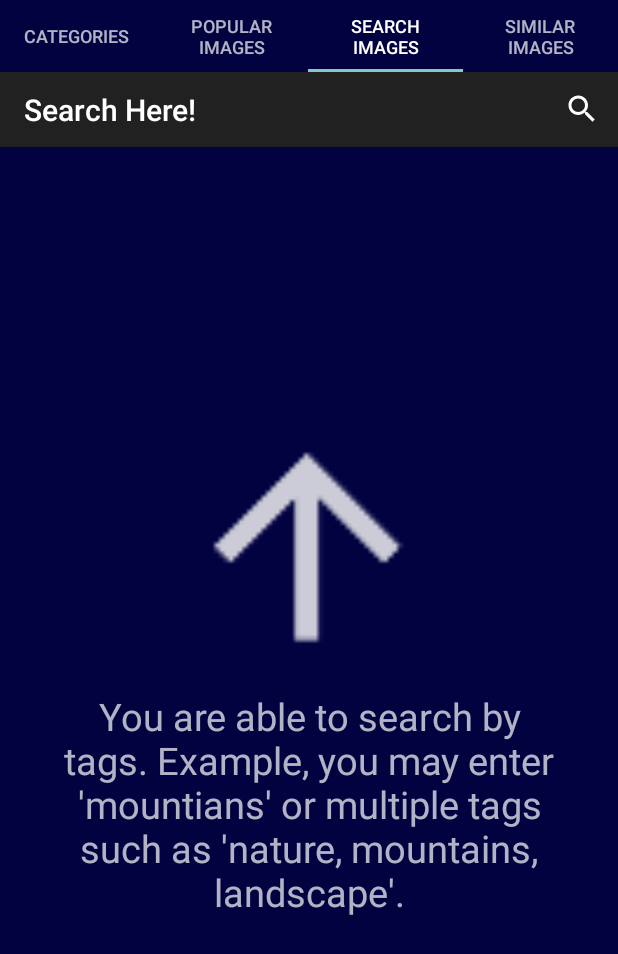
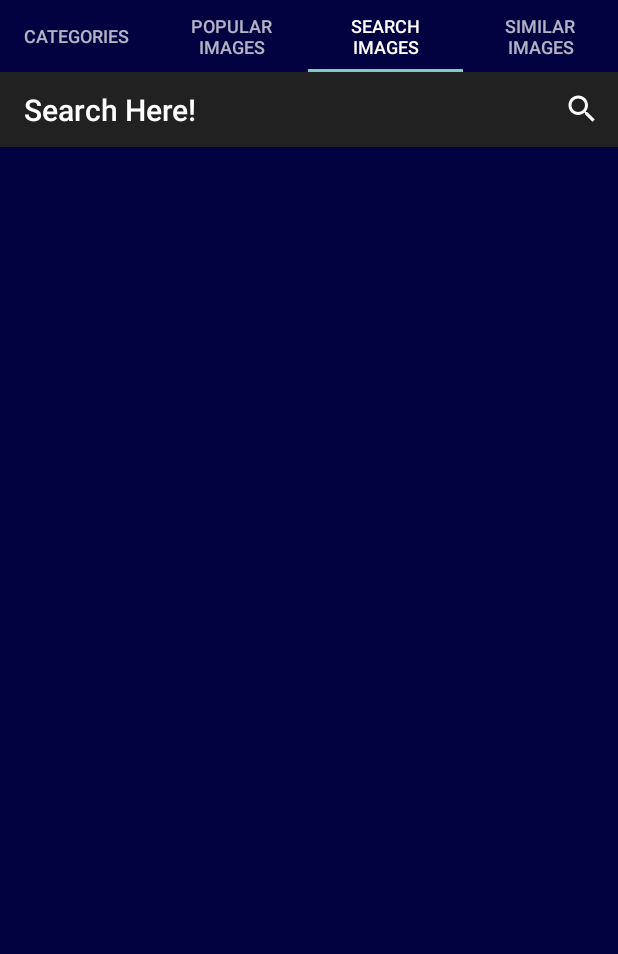
Before and after one commit to TannerS/TaggedWallpaper, an Android app: the screen it shows after launch (MainActivity), tab 3 chosen, on a phone screen of 412 x 824 dp. Shown: the top 954 px of the screen. Run offline under Robolectric (Android 15) with nearby library versions, the phone set to English and light mode, and no system bars; our stand-ins replace Firebase (no records; nobody signed in at launch, a user with empty details on screens opened directly); pictures from the network do not load; 1 statement that could not run was skipped.

Commit message:
- Search function now works - Proper mapping classes for new search results - Combined classes to reuse more of the objects in the code (OOP) - Removed UI instructions about searching (temp)

```diff
--- a/src/main/java/io/tanners/taggedwallpaper/PopularFragment.java
+++ b/src/main/java/io/tanners/taggedwallpaper/PopularFragment.java
@@ -1,29 +1,24 @@
 package io.tanners.taggedwallpaper;
 
 import android.content.Context;
-import android.os.AsyncTask;
 import android.os.Bundle;
 import android.support.v4.app.Fragment;
-import android.util.Log;
 import android.view.LayoutInflater;
 import android.view.View;
 import android.view.ViewGroup;
 import android.widget.GridView;
 
-import java.util.ArrayList;
-import java.util.List;
-
 import io.tanners.taggedwallpaper.adapters.ImagesAdapter;
-import io.tanners.taggedwallpaper.data.results.photo.Photo;
 import io.tanners.taggedwallpaper.network.ImageRequester;
-import io.tanners.taggedwallpaper.network.images.TagImageRequest;
+import io.tanners.taggedwallpaper.network.images.ImageRequest;
+import io.tanners.taggedwallpaper.network.images.Request;
 
 
 public class PopularFragment extends Fragment {
     private View view;
-    public static final String POPULAR = "Popular Images";
+    public static final String POPULAR = "POPULAR Images";
     private final String mUrl = "https://api.unsplash.com/photos?per_page=50&page=1&order_by=popular";
-    private TagImageRequest mImageRequest;
+    private ImageRequest mImageRequest;
     private GridView mPopularGridview;
     private ImagesAdapter mAdapter;
 
@@ -45,7 +40,7 @@ public class PopularFragment extends Fragment {
 
 //        public ImageRequester(Context mContext, GridView mGridView, int mGridLayoutId,int mGridImageViewId)
 //        new ImageRequester(getContext(), mPopularGridview, R.layout.grid_item, R.id.grid_image_background).execute(mUrl);
-        new ImageRequester(getContext(), mAdapter, mPopularGridview, R.layout.grid_item, R.id.grid_image_background).execute(mUrl);
+        new ImageRequester(getContext(), mAdapter, mPopularGridview, Request.Requested.POPULAR, R.layout.grid_item, R.id.grid_image_background).execute(mUrl);
 
         return view;
     }
@@ -72,7 +67,7 @@ public class PopularFragment extends Fragment {
 //        @Override
 //        protected List<Photo> doInBackground(Void... params) {
 //
-//            mImageRequest = new TagImageRequest(mUrl, null);
+//            mImageRequest = new ImageRequest(mUrl, null);
 //
 //            List<Photo> photos = mImageRequest.getPhotos();
 //
--- a/src/main/java/io/tanners/taggedwallpaper/adapters/ImagesAdapter.java
+++ b/src/main/java/io/tanners/taggedwallpaper/adapters/ImagesAdapter.java
@@ -17,7 +17,6 @@ import com.bumptech.glide.RequestBuilder;
 import com.bumptech.glide.load.resource.drawable.DrawableTransitionOptions;
 import com.bumptech.glide.request.RequestOptions;
 
-import io.tanners.taggedwallpaper.R;
 import io.tanners.taggedwallpaper.data.results.photo.Photo;
 
 
--- a/src/main/java/io/tanners/taggedwallpaper/data/results/photo/Urls.java
+++ b/src/main/java/io/tanners/taggedwallpaper/data/results/photo/Urls.java
@@ -3,8 +3,6 @@ import com.fasterxml.jackson.annotation.JsonIgnoreProperties;
 
 @JsonIgnoreProperties(ignoreUnknown = true)
 public class Urls {
-//    private String raw;
-//    private String full;
 
     public Urls() {
     }
--- a/src/main/java/io/tanners/taggedwallpaper/fragments/SimilarTagsFragment.java
+++ b/src/main/java/io/tanners/taggedwallpaper/fragments/SimilarTagsFragment.java
@@ -431,7 +431,7 @@
 //                            if (f.getClass().equals(PhotoSearchFragment.class))
 //                            {
 //                                PhotoSearchFragment temp = (PhotoSearchFragment) fragments.get(count);
-//                                temp.searchByTag(tag, TagImageRequest.OPEN_SEARCH);
+//                                temp.searchByTag(tag, ImageRequest.OPEN_SEARCH);
 //                                ((MainActivity)getActivity()).getViewPager().setCurrentItem(1);
 //                            }
 //                            count++;
--- a/src/main/java/io/tanners/taggedwallpaper/network/ImageRequester.java
+++ b/src/main/java/io/tanners/taggedwallpaper/network/ImageRequester.java
@@ -3,6 +3,7 @@ package io.tanners.taggedwallpaper.network;
 import android.content.Context;
 import android.os.AsyncTask;
 import android.util.Log;
+import android.view.View;
 import android.widget.GridView;
 
 import java.util.ArrayList;
@@ -11,21 +12,23 @@ import java.util.List;
 import io.tanners.taggedwallpaper.adapters.ImagesAdapter;
 import io.tanners.taggedwallpaper.data.results.photo.Photo;
 //import io.tanners.taggedwallpaper.interfaces.IImageRequestCallBack;
-import io.tanners.taggedwallpaper.network.images.TagImageRequest;
+import io.tanners.taggedwallpaper.network.images.ImageRequest;
+import io.tanners.taggedwallpaper.network.images.Request;
 
 //public class ImageRequester extends AsyncTask<String, Void, List<Photo>> implements IImageRequestCallBack {
 public class ImageRequester extends AsyncTask<String, Void, List<Photo>> {
-//    private TagImageRequest mImageRequest;
+//    private ImageRequest mImageRequest;
     private GridView mGridView;
 //    private IImageRequestCallBack mCallback;
     private Context mContext;
     private int mGridRowLayoutId;
     private int mGridImageViewId;
     private ImagesAdapter mAdapter;
+    private Request.Requested mRequestType;
 //    private BaseAdapter mAdapter;
 
 //    public ImageRequester(GridView mGridView, IImageRequestCallBack mCallback, int mGridRowLayoutId,int mGridImageViewId)
-    public ImageRequester(Context mContext, ImagesAdapter mAdapter, GridView mGridView, int mGridRowLayoutId,int mGridImageViewId)
+    public ImageRequester(Context mContext, ImagesAdapter mAdapter, GridView mGridView, Request.Requested mRequestType, int mGridRowLayoutId, int mGridImageViewId)
     {
         this.mContext = mContext;
         this.mGridView = mGridView;
@@ -33,22 +36,23 @@ public class ImageRequester extends AsyncTask<String, Void, List<Photo>> {
         this.mAdapter = mAdapter;
         this.mGridRowLayoutId = mGridRowLayoutId;
         this.mGridImageViewId = mGridImageViewId;
+        this.mRequestType = mRequestType;
 
-
+        Log.i("REQUEST", "DEBUG 00000");
     }
 
     // TODO do better, maybe pass URL int oclass in here and main in earlier functions?
     @Override
     protected List<Photo> doInBackground(String... params) {
 
-//        mImageRequest = new TagImageRequest(mUrl, null);
-//        mImageRequest = new TagImageRequest(params[0], null);
-//        mImageRequest = (new TagImageRequest(params[0], null);
+//        mImageRequest = new ImageRequest(mUrl, null);
+//        mImageRequest = new ImageRequest(params[0], null);
+//        mImageRequest = (new ImageRequest(params[0], null);
 
 //        List<Photo> photos = mImageRequest.getPhotos();
-        List<Photo> photos = (new TagImageRequest(params[0], null)).getPhotos();
+        List<Photo> photos = (new ImageRequest(params[0], null)).getPhotos(mRequestType);
 
-//        Log.i("REQUEST", "SIZE: " + photos.size());
+        Log.i("REQUEST", "DEBUG 111111");
 //            Log.i("REQUEST", "SIZE: " + photos.get(0).getId());
 //            Log.i("REQUEST", "SIZE: " + photos.get(1).getId());
 //            Log.i("REQUEST", "SIZE: " + photos.get(2).getId());
@@ -71,7 +75,11 @@ public class ImageRequester extends AsyncTask<String, Void, List<Photo>> {
         if(photos != null) {
             mAdapter = new ImagesAdapter(mContext, new ArrayList<Photo>(photos), mGridRowLayoutId, mGridImageViewId);
 
+
+            Log.i("REQUEST", "DEBUG 222222");
             mGridView.setAdapter(mAdapter);
+
+            mGridView.setVisibility(View.VISIBLE);
 //        mGridView.setAdapter(mCallback(photos));
 //        mGridView.setAdapter(new ImagesAdapter(mContext, new ArrayList<Photo>(photos), R.layout.grid_item, R.id.grid_image_background));
         }
--- /dev/null
+++ b/src/main/java/io/tanners/taggedwallpaper/network/images/ImageRequest.java
@@ -0,0 +1,123 @@
+package io.tanners.taggedwallpaper.network.images;
+
+import android.util.Log;
+
+import com.fasterxml.jackson.core.JsonParseException;
+import com.fasterxml.jackson.core.type.TypeReference;
+import com.fasterxml.jackson.databind.JsonMappingException;
+import com.fasterxml.jackson.databind.ObjectMapper;
+
+import org.apache.commons.io.IOUtils;
+
+import java.io.IOException;
+import java.util.List;
+
+import io.tanners.taggedwallpaper.data.results.photo.Photo;
+import io.tanners.taggedwallpaper.data.results.photo.SearchWrapper;
+
+public class ImageRequest extends Request
+{
+    public ImageRequest(String mUrl) {
+        super(mUrl);
+    }
+
+    public ImageRequest(String mUrl, String body) {
+        super(mUrl, body);
+    }
+//    private ConnectionRequest mConnectionRequest;
+
+//    public ImageRequest(String mUrl, final String body)
+//    {
+//        super(mUrl);
+//
+//        Log.i("REQUEST", "GET TAGS: " + mUrl);
+//
+//        // ?utm_source=TaggedWallpaper&utm_medium=referral&utm_campaign=api-credit
+////        mConnectionRequest = new ConnectionRequest(mUrl);
+//
+//        mConnectionRequest.addRequestHeader(new HashMap<String, String>() {{
+//            // TODO PKI for token
+//            put("Authorization", "Client-ID 53bec55730b75b73e5f615222f83e498e7645300c2b10949e6f8e25442a2fccc");
+//            put("Accept-Language", "en-US,en;q=0.5");
+//            put("Connection", "keep-alive");
+//            put("Accept", "text/html,application/xhtml+xm…plication/xml;q=0.9,*/*;q=0.8");
+//            put("content-type", "text/html; charset=utf-8");
+//            put("content-type", "application/x-www-form-urlencoded; charset=utf-8");
+//
+//            if(body != null && body.length() > 0)
+//                put("Content-Length", "" + body.getBytes().length);
+//            put("Content-Language", "" + "en-US");
+//        }});
+//
+//        Log.i("REQUEST", ConnectionRequest.TYPES.GET.toString());
+//
+//        mConnectionRequest.setRequestType(ConnectionRequest.TYPES.GET);
+//
+//        mConnectionRequest.addBasicBody(body);
+//
+//
+////        mConnectionRequest.closeConnection();
+//    }
+
+    @Override
+    public List<Photo> getPhotos(Requested mapping)
+    {
+        List<Photo> photos = null;
+
+        try
+        {
+            mConnectionRequest.connect();
+
+            if(mConnectionRequest.getConnection() != null)
+            {
+//                if(mConnectionRequest.getConnection().getResponseCode() == HttpURLConnection.HTTP_OK)
+//                {
+                    String response = IOUtils.toString(mConnectionRequest.getConnection().getInputStream());
+
+                Log.i("REQUEST", "RESPONSE: " + response);
+
+                ObjectMapper objectMapper = new ObjectMapper();
+//                     photos = objectMapper.readValue(response, Photo.class);
+
+                switch(mapping)
+                {
+                    case POPULAR:
+                        photos = objectMapper.readValue(response, new TypeReference<List<Photo>>(){});
+                        break;
+                    case SEARCH:
+                        photos = (objectMapper.readValue(response, SearchWrapper.class)).getResults();
+                        break;
+
+
+
+                }
+
+
+//                    photos = objectMapper.readValue(response, new TypeReference<List<Photo>>(){});
+//                    photos = Arrays.asList(objectMapper.readValue(response, Photo[].class));
+//                TypeReference<List<User>> tRef = new TypeReference<List<User>>() {};
+
+                Log.i("REQUEST", "SIZE: " + photos.size());
+//                List<MyClass> myObjects = Arrays.asList(mapper.readValue(json, MyClass[].class))
+
+//                List<MyClass> myObjects = mapper.readValue(jsonInput, new TypeReference<List<MyClass>>(){});
+
+//                }
+
+            }
+        } catch (JsonMappingException | JsonParseException e) {
+            e.printStackTrace();
+            return null;
+        }
+        catch (IOException e)
+        {
+            e.printStackTrace();
+            return null;
+        }
+        finally {
+            mConnectionRequest.closeConnection();
+        }
+
+        return photos;
+    }
+}
--- a/src/main/java/io/tanners/taggedwallpaper/network/images/Request.java
+++ b/src/main/java/io/tanners/taggedwallpaper/network/images/Request.java
@@ -1,6 +1,8 @@
 package io.tanners.taggedwallpaper.network.images;
 
-import java.util.ArrayList;
+import android.util.Log;
+
+import java.util.HashMap;
 import java.util.List;
 
 import io.tanners.taggedwallpaper.data.results.photo.Photo;
@@ -10,14 +12,60 @@ import io.tanners.taggedwallpaper.network.ConnectionRequest;
 
 public abstract class Request
 {
+    public static enum Requested {
+        SEARCH("Search"),
+        POPULAR("POPULAR");
+
+        private String mapping;
+
+        Requested(String mapping) {
+            this.mapping = mapping;
+        }
+
+        public String mapping() {
+            return mapping;
+        }
+
+    }
+
     protected ConnectionRequest mConnectionRequest;
+    private String mApiRules = "&utm_source=TaggedWallpaper&utm_medium=referral&utm_campaign=api-credit";
 
     public Request(String mUrl)
     {
-        // ?utm_source=TaggedWallpaper&utm_medium=referral&utm_campaign=api-credit
-        mConnectionRequest = new ConnectionRequest(mUrl);
+//         ?utm_source=TaggedWallpaper&utm_medium=referral&utm_campaign=api-credit
+        mConnectionRequest = new ConnectionRequest(mUrl + mApiRules);
+    }
+
+    public Request(String mUrl, final String body)
+    {
+        this(mUrl);
+        Log.i("REQUEST", "GET TAGS: " + mUrl);
+
+        mConnectionRequest.addRequestHeader(new HashMap<String, String>() {{
+            // TODO PKI for token
+            put("Authorization", "Client-ID 53bec55730b75b73e5f615222f83e498e7645300c2b10949e6f8e25442a2fccc");
+            put("Accept-Language", "en-US,en;q=0.5");
+            put("Connection", "keep-alive");
+            put("Accept", "text/html,application/xhtml+xm…plication/xml;q=0.9,*/*;q=0.8");
+            put("content-type", "text/html; charset=utf-8");
+            put("content-type", "application/x-www-form-urlencoded; charset=utf-8");
+
+            if(body != null && body.length() > 0)
+                put("Content-Length", "" + body.getBytes().length);
+            put("Content-Language", "" + "en-US");
+        }});
+
+        Log.i("REQUEST", ConnectionRequest.TYPES.GET.toString());
+
+        mConnectionRequest.setRequestType(ConnectionRequest.TYPES.GET);
+
+        mConnectionRequest.addBasicBody(body);
+
+
+//        mConnectionRequest.closeConnection();
     }
 
 
-    public abstract List<Photo> getPhotos();
+    public abstract List<Photo> getPhotos(Requested mapping);
 }
--- a/src/main/java/io/tanners/taggedwallpaper/network/images/TagImageRequest.java
+++ /dev/null
@@ -1,104 +0,0 @@
-package io.tanners.taggedwallpaper.network.images;
-
-import android.util.Log;
-
-import com.fasterxml.jackson.core.JsonParseException;
-import com.fasterxml.jackson.core.type.TypeReference;
-import com.fasterxml.jackson.databind.JsonMappingException;
-import com.fasterxml.jackson.databind.ObjectMapper;
-
-import org.apache.commons.io.IOUtils;
-
-import java.io.IOException;
-import java.util.ArrayList;
-import java.util.Arrays;
-import java.util.HashMap;
-import java.util.List;
-
-import io.tanners.taggedwallpaper.data.results.photo.Photo;
-import io.tanners.taggedwallpaper.network.ConnectionRequest;
-
-public class TagImageRequest extends Request
-{
-//    private ConnectionRequest mConnectionRequest;
-
-    public TagImageRequest(String mUrl, final String body)
-    {
-        super(mUrl);
-
-        Log.i("REQUEST", "GET TAGS: " + mUrl);
-
-        // ?utm_source=TaggedWallpaper&utm_medium=referral&utm_campaign=api-credit
-//        mConnectionRequest = new ConnectionRequest(mUrl);
-
-        mConnectionRequest.addRequestHeader(new HashMap<String, String>() {{
-            // TODO PKI for token
-            put("Authorization", "Client-ID 53bec55730b75b73e5f615222f83e498e7645300c2b10949e6f8e25442a2fccc");
-            put("Accept-Language", "en-US,en;q=0.5");
-            put("Connection", "keep-alive");
-            put("Accept", "text/html,application/xhtml+xm…plication/xml;q=0.9,*/*;q=0.8");
-            put("content-type", "text/html; charset=utf-8");
-            put("content-type", "application/x-www-form-urlencoded; charset=utf-8");
-
-            if(body != null && body.length() > 0)
-                put("Content-Length", "" + body.getBytes().length);
-            put("Content-Language", "" + "en-US");
-        }});
-
-        Log.i("REQUEST", ConnectionRequest.TYPES.GET.toString());
-
-        mConnectionRequest.setRequestType(ConnectionRequest.TYPES.GET);
-
-        mConnectionRequest.addBasicBody(body);
-
-
-//        mConnectionRequest.closeConnection();
-    }
-
-    @Override
-    public List<Photo> getPhotos()
-    {
-        List<Photo> photos = null;
-
-        try
-        {
-            mConnectionRequest.connect();
-
-            if(mConnectionRequest.getConnection() != null)
-            {
-//                if(mConnectionRequest.getConnection().getResponseCode() == HttpURLConnection.HTTP_OK)
-//                {
-                    String response = IOUtils.toString(mConnectionRequest.getConnection().getInputStream());
-
-                Log.i("REQUEST", "RESPONSE: " + response);
-
-                ObjectMapper objectMapper = new ObjectMapper();
-//                     photos = objectMapper.readValue(response, Photo.class);
-                    photos = objectMapper.readValue(response, new TypeReference<List<Photo>>(){});
-//                    photos = Arrays.asList(objectMapper.readValue(response, Photo[].class));
-//                TypeReference<List<User>> tRef = new TypeReference<List<User>>() {};
-
-                Log.i("REQUEST", "SIZE: " + photos.size());
-//                List<MyClass> myObjects = Arrays.asList(mapper.readValue(json, MyClass[].class))
-
-//                List<MyClass> myObjects = mapper.readValue(jsonInput, new TypeReference<List<MyClass>>(){});
-
-//                }
-
-            }
-        } catch (JsonMappingException | JsonParseException e) {
-            e.printStackTrace();
-            return null;
-        }
-        catch (IOException e)
-        {
-            e.printStackTrace();
-            return null;
-        }
-        finally {
-            mConnectionRequest.closeConnection();
-        }
-
-        return photos;
-    }
-}
--- a/src/main/res/layout/fragment_search.xml
+++ b/src/main/res/layout/fragment_search.xml
@@ -32,30 +32,30 @@
             />
 
     <include layout="@layout/grid_view_layout"
-        android:visibility="gone"/>
+        />
 
-    <LinearLayout
-        android:layout_width="match_parent"
-        android:layout_height="match_parent"
-        android:orientation="vertical"
-        android:layout_gravity="center"
-        android:gravity="center"
-        android:id="@+id/search_description_container"
-        >
+    <!--<LinearLayout-->
+        <!--android:layout_width="match_parent"-->
+        <!--android:layout_height="match_parent"-->
+        <!--android:orientation="vertical"-->
+        <!--android:layout_gravity="center"-->
+        <!--android:gravity="center"-->
+        <!--android:id="@+id/search_description_container"-->
+        <!--&gt;-->
 
-        <ImageView
-            android:layout_width="150dp"
-            android:layout_height="150dp"
-            android:background="@drawable/ic_action_up_arrow"/>
+        <!--<ImageView-->
+            <!--android:layout_width="150dp"-->
+            <!--android:layout_height="150dp"-->
+            <!--android:background="@drawable/ic_action_up_arrow"/>-->
 
-        <TextView
-            android:layout_width="match_parent"
-            android:layout_height="wrap_content"
-            android:textAlignment="center"
-            android:padding="20dp"
-            android:textSize="25sp"
-            android:text="You are able to search by tags. Example, you may enter 'mountians' or multiple tags such as 'nature, mountains, landscape'."/>
-    </LinearLayout>
+        <!--<TextView-->
+            <!--android:layout_width="match_parent"-->
+            <!--android:layout_height="wrap_content"-->
+            <!--android:textAlignment="center"-->
+            <!--android:padding="20dp"-->
+            <!--android:textSize="25sp"-->
+            <!--android:text="You are able to search by tags. Example, you may enter 'mountians' or multiple tags such as 'nature, mountains, landscape'."/>-->
+    <!--</LinearLayout>-->
 
 
 
```
Also changed, not shown: src/main/java/io/tanners/taggedwallpaper/SearchFragment.java (+15 -12 lines), src/main/java/io/tanners/taggedwallpaper/data/results/photo/SearchWrapper.java (added, +48 -0 lines), src/main/java/io/tanners/taggedwallpaper/fragments/PhotoSearchFragment.java (+5 -5 lines), src/main/java/io/tanners/taggedwallpaper/fragments/RecentPhotosFragment.java (deleted, +0 -154 lines).
